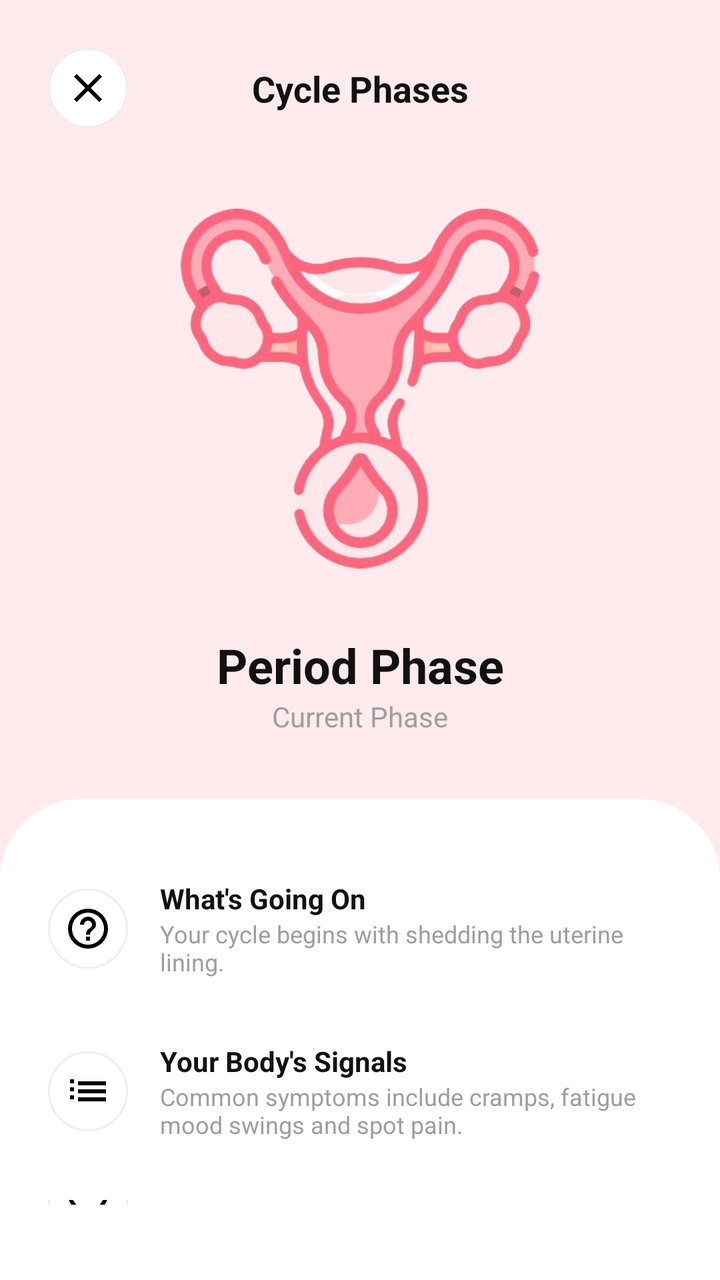
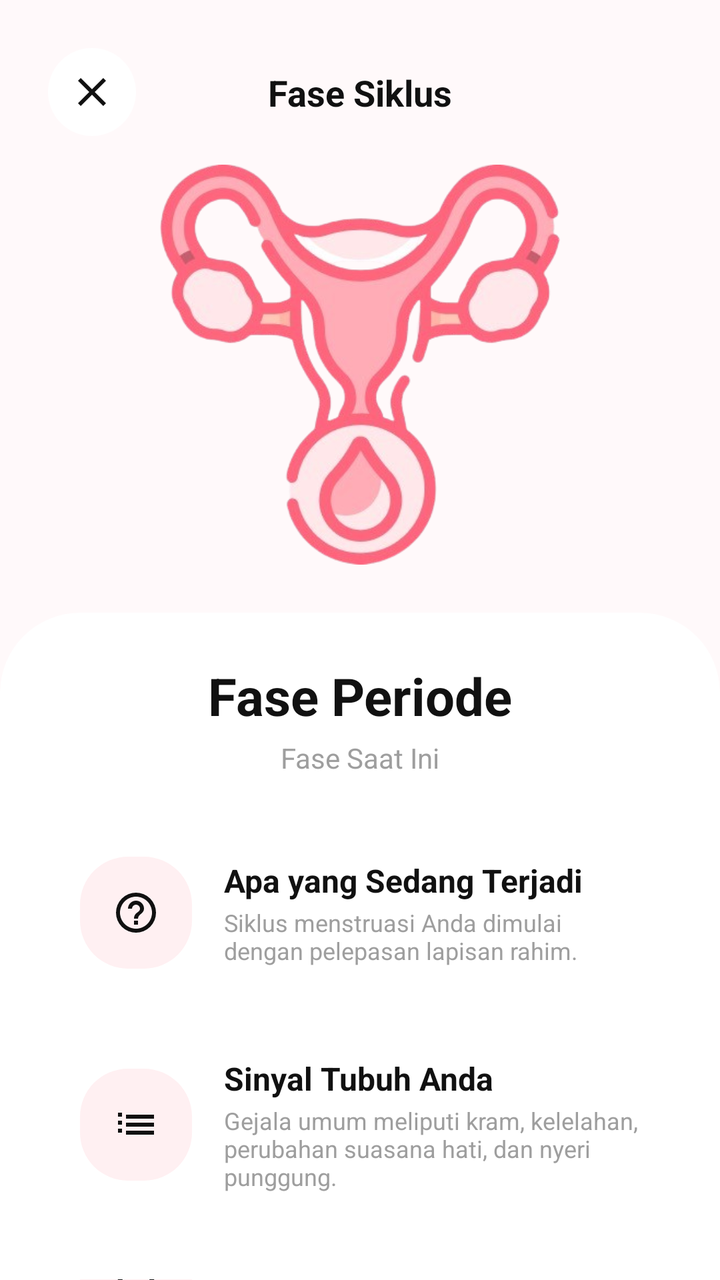

Before-and-after screenshots of an Android layout around one commit, followed by the original layout XML and the change that was made.
<!-- AndroidManifest.xml: application theme Theme.TrackerSiklusMenstruasi -->
<!-- res/layout/activity_phase_detail.xml -->
<?xml version="1.0" encoding="utf-8"?>
<androidx.constraintlayout.widget.ConstraintLayout xmlns:android="http://schemas.android.com/apk/res/android"
    xmlns:app="http://schemas.android.com/apk/res-auto"
    android:layout_width="match_parent"
    android:layout_height="match_parent"
    android:background="@color/peach_bg">

    <ImageButton
        android:id="@+id/btnClose"
        android:layout_width="40dp"
        android:layout_height="40dp"
        android:layout_marginStart="24dp"
        android:layout_marginTop="24dp"
        android:background="@drawable/bg_back_button"
        android:src="@drawable/ic_close"
        app:layout_constraintStart_toStartOf="parent"
        app:layout_constraintTop_toTopOf="parent"
        android:contentDescription="Close" />

    <TextView
        android:id="@+id/tvTitle"
        android:layout_width="wrap_content"
        android:layout_height="wrap_content"
        android:text="Cycle Phases"
        android:textColor="@color/black"
        android:textSize="18sp"
        android:textStyle="bold"
        app:layout_constraintBottom_toBottomOf="@id/btnClose"
        app:layout_constraintEnd_toEndOf="parent"
        app:layout_constraintStart_toStartOf="parent"
        app:layout_constraintTop_toTopOf="@id/btnClose" />

    <ImageView
        android:id="@+id/ivPhaseIcon"
        android:layout_width="180dp"
        android:layout_height="180dp"
        android:layout_marginTop="48dp"
        android:src="@drawable/ic_uterus_phase"
        app:layout_constraintEnd_toEndOf="parent"
        app:layout_constraintStart_toStartOf="parent"
        app:layout_constraintTop_toBottomOf="@id/tvTitle"
        android:contentDescription="Phase Icon" />

    <TextView
        android:id="@+id/tvPhaseName"
        android:layout_width="wrap_content"
        android:layout_height="wrap_content"
        android:layout_marginTop="32dp"
        android:text="Period Phase"
        android:textColor="@color/black"
        android:textSize="24sp"
        android:textStyle="bold"
        app:layout_constraintEnd_toEndOf="parent"
        app:layout_constraintStart_toStartOf="parent"
        app:layout_constraintTop_toBottomOf="@id/ivPhaseIcon" />

    <TextView
        android:id="@+id/tvPhaseStatus"
        android:layout_width="wrap_content"
        android:layout_height="wrap_content"
        android:text="Current Phase"
        android:textColor="@color/gray"
        android:textSize="14sp"
        app:layout_constraintEnd_toEndOf="parent"
        app:layout_constraintStart_toStartOf="parent"
        app:layout_constraintTop_toBottomOf="@id/tvPhaseName" />

    <LinearLayout
        android:layout_width="match_parent"
        android:layout_height="0dp"
        android:layout_marginTop="32dp"
        android:background="@drawable/bg_card"
        android:orientation="vertical"
        android:padding="24dp"
        app:layout_constraintBottom_toBottomOf="parent"
        app:layout_constraintTop_toBottomOf="@id/tvPhaseStatus">

        
        <LinearLayout
            android:layout_width="match_parent"
            android:layout_height="wrap_content"
            android:gravity="center_vertical"
            android:orientation="horizontal"
            android:paddingVertical="16dp">

            <ImageView
                android:layout_width="40dp"
                android:layout_height="40dp"
                android:background="@drawable/bg_back_button"
                android:padding="8dp"
                android:src="@drawable/ic_help"
                android:contentDescription="Help Icon" />

            <LinearLayout
                android:layout_width="0dp"
                android:layout_height="wrap_content"
                android:layout_marginStart="16dp"
                android:layout_weight="1"
                android:orientation="vertical">

                <TextView
                    android:layout_width="wrap_content"
                    android:layout_height="wrap_content"
                    android:text="What's Going On"
                    android:textColor="@color/black"
                    android:textStyle="bold" />

                <TextView
                    android:id="@+id/tvGoingOnDesc"
                    android:layout_width="wrap_content"
                    android:layout_height="wrap_content"
                    android:text="Your cycle begins with shedding the uterine lining."
                    android:textColor="@color/gray"
                    android:textSize="12sp" />
            </LinearLayout>
        </LinearLayout>

        
        <LinearLayout
            android:layout_width="match_parent"
            android:layout_height="wrap_content"
            android:gravity="center_vertical"
            android:orientation="horizontal"
            android:paddingVertical="16dp">

            <ImageView
                android:layout_width="40dp"
                android:layout_height="40dp"
                android:background="@drawable/bg_back_button"
                android:padding="8dp"
                android:src="@drawable/ic_list"
                android:contentDescription="List Icon" />

            <LinearLayout
                android:layout_width="0dp"
                android:layout_height="wrap_content"
                android:layout_marginStart="16dp"
                android:layout_weight="1"
                android:orientation="vertical">

                <TextView
                    android:layout_width="wrap_content"
                    android:layout_height="wrap_content"
                    android:text="Your Body's Signals"
                    android:textColor="@color/black"
                    android:textStyle="bold" />

                <TextView
                    android:id="@+id/tvSignalsDesc"
                    android:layout_width="wrap_content"
                    android:layout_height="wrap_content"
                    android:text="Common symptoms include cramps, fatigue mood swings and spot pain."
                    android:textColor="@color/gray"
                    android:textSize="12sp" />
            </LinearLayout>
        </LinearLayout>

        
        <LinearLayout
            android:layout_width="match_parent"
            android:layout_height="wrap_content"
            android:gravity="center_vertical"
            android:orientation="horizontal"
            android:paddingVertical="16dp">

            <ImageView
                android:layout_width="40dp"
                android:layout_height="40dp"
                android:background="@drawable/bg_back_button"
                android:padding="8dp"
                android:src="@drawable/ic_heart"
                android:contentDescription="Heart Icon" />

            <LinearLayout
                android:layout_width="0dp"
                android:layout_height="wrap_content"
                android:layout_marginStart="16dp"
                android:layout_weight="1"
                android:orientation="vertical">

                <TextView
                    android:layout_width="wrap_content"
                    android:layout_height="wrap_content"
                    android:text="Pregnancy Likelihood"
                    android:textColor="@color/black"
                    android:textStyle="bold" />

                <TextView
                    android:id="@+id/tvLikelihoodDesc"
                    android:layout_width="wrap_content"
                    android:layout_height="wrap_content"
                    android:text="Fertility start to increase as your body meets the egg."
                    android:textColor="@color/gray"
                    android:textSize="12sp" />
            </LinearLayout>
        </LinearLayout>

    </LinearLayout>

</androidx.constraintlayout.widget.ConstraintLayout>
<!-- resources referenced by this layout -->
<resources>
  <color name="black">#111111</color>
  <color name="gray">#9E9E9E</color>
  <color name="peach_bg">#FFEBED</color>
  <!-- drawable bg_back_button (drawable) -->
  <?xml version="1.0" encoding="utf-8"?>
  <shape xmlns:android="http://schemas.android.com/apk/res/android"
      android:shape="oval">
      <solid android:color="@android:color/white" />
      <stroke android:width="1dp" android:color="@color/stroke" />
  </shape>
  <!-- drawable bg_card (drawable) -->
  <?xml version="1.0" encoding="utf-8"?>
  <shape xmlns:android="http://schemas.android.com/apk/res/android">
      <solid android:color="@android:color/white" />
      <corners
          android:topLeftRadius="40dp"
          android:topRightRadius="40dp" />
  </shape>
  <!-- drawable ic_close (drawable) -->
  <vector xmlns:android="http://schemas.android.com/apk/res/android"
      android:width="24dp"
      android:height="24dp"
      android:viewportWidth="24"
      android:viewportHeight="24">
      <path
          android:fillColor="#000000"
          android:pathData="M19,6.41L17.59,5L12,10.59L6.41,5L5,6.41L10.59,12L5,17.59L6.41,19L12,13.41L17.59,19L19,17.59L13.41,12L19,6.41Z" />
  </vector>
  <!-- drawable ic_heart (drawable) -->
  <vector xmlns:android="http://schemas.android.com/apk/res/android"
      android:width="24dp"
      android:height="24dp"
      android:viewportWidth="24"
      android:viewportHeight="24">
      <path
          android:fillColor="#000000"
          android:pathData="M12.1,18.55L12,18.65L11.89,18.55C7.14,14.24 4,11.39 4,8.5C4,6.5 5.5,5 7.5,5C9.04,5 10.54,6 11.07,7.36H12.93C13.46,6 14.96,5 16.5,5C18.5,5 20,6.5 20,8.5C20,11.39 16.86,14.24 12.1,18.55M16.5,3C14.76,3 13.09,3.81 12,5.08C10.91,3.81 9.24,3 7.5,3C4.42,3 2,5.41 2,8.5C2,12.27 5.4,15.36 10.55,20.03L12,21.35L13.45,20.03C18.6,15.36 22,12.27 22,8.5C22,5.41 19.58,3 16.5,3Z" />
  </vector>
  <!-- drawable ic_help (drawable) -->
  <vector xmlns:android="http://schemas.android.com/apk/res/android"
      android:width="24dp"
      android:height="24dp"
      android:viewportWidth="24"
      android:viewportHeight="24">
      <path
          android:fillColor="#000000"
          android:pathData="M11,18H13V16H11V18M12,2A10,10 0 0,0 2,12A10,10 0 0,0 12,22A10,10 0 0,0 22,12A10,10 0 0,0 12,2M12,20C7.59,20 4,16.41 4,12C4,7.59 7.59,4 12,4C16.41,4 20,7.59 20,12C20,16.41 16.41,20 12,20M12,6A4,4 0 0,0 8,10H10A2,2 0 0,1 12,8A2,2 0 0,1 14,10C14,12 11,11.75 11,15H13C13,12.75 16,12.5 16,10A4,4 0 0,0 12,6Z" />
  </vector>
  <!-- drawable ic_list (drawable) -->
  <vector xmlns:android="http://schemas.android.com/apk/res/android"
      android:width="24dp"
      android:height="24dp"
      android:viewportWidth="24"
      android:viewportHeight="24">
      <path
          android:fillColor="#000000"
          android:pathData="M7,13H21V11H7V13M7,17H21V15H7V17M7,9H21V7H7V9M3,8H5V6H3V8M3,12H5V10H3V12M3,16H5V14H3V16Z" />
  </vector>
  <!-- drawable ic_uterus_phase: png bitmap (drawable, 138034 bytes) -->
  <style name="Theme.TrackerSiklusMenstruasi" parent="Base.Theme.TrackerSiklusMenstruasi">
          
          <item name="android:editTextColor">@color/pink_main</item>
          <item name="android:textColorPrimary">@color/pink_main</item>
      </style>
  <color name="stroke">#EEEEEE</color>
  <style name="Base.Theme.TrackerSiklusMenstruasi" parent="Theme.Material3.DayNight.NoActionBar">
          
          <item name="colorPrimary">@color/pink_main</item>
          <item name="colorControlNormal">@color/pink_main</item>
      </style>
  <color name="pink_main">#FF5C7A</color>
</resources>

<!-- the commit's change to res/layout/activity_phase_detail.xml (unified diff, before → after) -->
@@ -3,25 +3,27 @@
     xmlns:app="http://schemas.android.com/apk/res-auto"
     android:layout_width="match_parent"
     android:layout_height="match_parent"
-    android:background="@color/peach_bg">
+    android:background="#FFF9FA"> 
 
     <ImageButton
         android:id="@+id/btnClose"
-        android:layout_width="40dp"
-        android:layout_height="40dp"
+        android:layout_width="44dp"
+        android:layout_height="44dp"
         android:layout_marginStart="24dp"
         android:layout_marginTop="24dp"
-        android:background="@drawable/bg_back_button"
+        android:background="@drawable/bg_pill_white"
+        android:elevation="0dp"
         android:src="@drawable/ic_close"
         app:layout_constraintStart_toStartOf="parent"
         app:layout_constraintTop_toTopOf="parent"
+        app:tint="@color/black"
         android:contentDescription="Close" />
 
     <TextView
         android:id="@+id/tvTitle"
         android:layout_width="wrap_content"
         android:layout_height="wrap_content"
-        android:text="Cycle Phases"
+        android:text="Fase Siklus"
         android:textColor="@color/black"
         android:textSize="18sp"
         android:textStyle="bold"
@@ -32,169 +34,222 @@
 
     <ImageView
         android:id="@+id/ivPhaseIcon"
-        android:layout_width="180dp"
-        android:layout_height="180dp"
-        android:layout_marginTop="48dp"
+        android:layout_width="200dp"
+        android:layout_height="200dp"
+        android:layout_marginTop="24dp"
         android:src="@drawable/ic_uterus_phase"
         app:layout_constraintEnd_toEndOf="parent"
         app:layout_constraintStart_toStartOf="parent"
         app:layout_constraintTop_toBottomOf="@id/tvTitle"
         android:contentDescription="Phase Icon" />
 
-    <TextView
-        android:id="@+id/tvPhaseName"
-        android:layout_width="wrap_content"
-        android:layout_height="wrap_content"
-        android:layout_marginTop="32dp"
-        android:text="Period Phase"
-        android:textColor="@color/black"
-        android:textSize="24sp"
-        android:textStyle="bold"
-        app:layout_constraintEnd_toEndOf="parent"
-        app:layout_constraintStart_toStartOf="parent"
-        app:layout_constraintTop_toBottomOf="@id/ivPhaseIcon" />
-
-    <TextView
-        android:id="@+id/tvPhaseStatus"
-        android:layout_width="wrap_content"
-        android:layout_height="wrap_content"
-        android:text="Current Phase"
-        android:textColor="@color/gray"
-        android:textSize="14sp"
-        app:layout_constraintEnd_toEndOf="parent"
-        app:layout_constraintStart_toStartOf="parent"
-        app:layout_constraintTop_toBottomOf="@id/tvPhaseName" />
-
-    <LinearLayout
+    <androidx.cardview.widget.CardView
         android:layout_width="match_parent"
         android:layout_height="0dp"
-        android:layout_marginTop="32dp"
-        android:background="@drawable/bg_card"
-        android:orientation="vertical"
-        android:padding="24dp"
+        android:layout_marginTop="24dp"
+        android:layout_marginHorizontal="0dp"
+        android:layout_marginBottom="-40dp"
+        app:cardCornerRadius="40dp"
+        app:cardElevation="0dp"
+        app:cardBackgroundColor="@color/white"
         app:layout_constraintBottom_toBottomOf="parent"
-        app:layout_constraintTop_toBottomOf="@id/tvPhaseStatus">
-
-        
+        app:layout_constraintTop_toBottomOf="@id/ivPhaseIcon">
+
         <LinearLayout
             android:layout_width="match_parent"
-            android:layout_height="wrap_content"
-            android:gravity="center_vertical"
-            android:orientation="horizontal"
-            android:paddingVertical="16dp">
-
-            <ImageView
-                android:layout_width="40dp"
-                android:layout_height="40dp"
-                android:background="@drawable/bg_back_button"
-                android:padding="8dp"
-                android:src="@drawable/ic_help"
-                android:contentDescription="Help Icon" />
-
-            <LinearLayout
-                android:layout_width="0dp"
-                android:layout_height="wrap_content"
-                android:layout_marginStart="16dp"
-                android:layout_weight="1"
-                android:orientation="vertical">
-
-                <TextView
-                    android:layout_width="wrap_content"
+            android:layout_height="match_parent"
+            android:orientation="vertical"
+            android:padding="24dp">
+
+            <TextView
+                android:id="@+id/tvPhaseName"
+                android:layout_width="match_parent"
+                android:layout_height="wrap_content"
+                android:gravity="center"
+                android:text="Fase Periode"
+                android:textColor="@color/black"
+                android:textSize="26sp"
+                android:textStyle="bold" />
+
+            <TextView
+                android:id="@+id/tvPhaseStatus"
+                android:layout_width="match_parent"
+                android:layout_height="wrap_content"
+                android:gravity="center"
+                android:text="Fase Saat Ini"
+                android:textColor="@color/gray"
+                android:textSize="14sp"
+                android:layout_marginTop="4dp" />
+
+            
+            <androidx.cardview.widget.CardView
+                android:layout_width="match_parent"
+                android:layout_height="wrap_content"
+                android:layout_marginTop="24dp"
+                app:cardCornerRadius="16dp"
+                app:cardElevation="0dp"
+                app:cardBackgroundColor="@color/white"
+                app:strokeColor="#F0F0F0"
+                app:strokeWidth="1dp">
+
+                <LinearLayout
+                    android:layout_width="match_parent"
                     android:layout_height="wrap_content"
-                    android:text="What's Going On"
-                    android:textColor="@color/black"
-                    android:textStyle="bold" />
-
-                <TextView
-                    android:id="@+id/tvGoingOnDesc"
-                    android:layout_width="wrap_content"
+                    android:gravity="center_vertical"
+                    android:orientation="horizontal"
+                    android:padding="16dp">
+
+                    <FrameLayout
+                        android:layout_width="56dp"
+                        android:layout_height="56dp"
+                        android:background="@drawable/bg_pill_pink_light">
+                        <ImageView
+                            android:layout_width="24dp"
+                            android:layout_height="24dp"
+                            android:layout_gravity="center"
+                            android:src="@drawable/ic_help"
+                            app:tint="@color/black"
+                            android:contentDescription="Help Icon" />
+                    </FrameLayout>
+
+                    <LinearLayout
+                        android:layout_width="0dp"
+                        android:layout_height="wrap_content"
+                        android:layout_marginStart="16dp"
+                        android:layout_weight="1"
+                        android:orientation="vertical">
+                        <TextView
+                            android:layout_width="wrap_content"
+                            android:layout_height="wrap_content"
+                            android:text="Apa yang Sedang Terjadi"
+                            android:textColor="@color/black"
+                            android:textSize="16sp"
+                            android:textStyle="bold" />
+                        <TextView
+                            android:id="@+id/tvGoingOnDesc"
+                            android:layout_width="wrap_content"
+                            android:layout_height="wrap_content"
+                            android:text="Siklus menstruasi Anda dimulai dengan pelepasan lapisan rahim."
+                            android:textColor="@color/gray"
+                            android:textSize="12sp"
+                            android:layout_marginTop="2dp" />
+                    </LinearLayout>
+                </LinearLayout>
+            </androidx.cardview.widget.CardView>
+
+            
+            <androidx.cardview.widget.CardView
+                android:layout_width="match_parent"
+                android:layout_height="wrap_content"
+                android:layout_marginTop="12dp"
+                app:cardCornerRadius="16dp"
+                app:cardElevation="0dp"
+                app:cardBackgroundColor="@color/white"
+                app:strokeColor="#F0F0F0"
+                app:strokeWidth="1dp">
+
+                <LinearLayout
+                    android:layout_width="match_parent"
                     android:layout_height="wrap_content"
-                    android:text="Your cycle begins with shedding the uterine lining."
-                    android:textColor="@color/gray"
-                    android:textSize="12sp" />
-            </LinearLayout>
+                    android:gravity="center_vertical"
+                    android:orientation="horizontal"
+                    android:padding="16dp">
+
+                    <FrameLayout
+                        android:layout_width="56dp"
+                        android:layout_height="56dp"
+                        android:background="@drawable/bg_pill_pink_light">
+                        <ImageView
+                            android:layout_width="24dp"
+                            android:layout_height="24dp"
+                            android:layout_gravity="center"
+                            android:src="@drawable/ic_list"
+                            app:tint="@color/black"
+                            android:contentDescription="List Icon" />
+                    </FrameLayout>
+
+                    <LinearLayout
+                        android:layout_width="0dp"
+                        android:layout_height="wrap_content"
+                        android:layout_marginStart="16dp"
+                        android:layout_weight="1"
+                        android:orientation="vertical">
+                        <TextView
+                            android:layout_width="wrap_content"
+                            android:layout_height="wrap_content"
+                            android:text="Sinyal Tubuh Anda"
+                            android:textColor="@color/black"
+                            android:textSize="16sp"
+                            android:textStyle="bold" />
+                        <TextView
+                            android:id="@+id/tvSignalsDesc"
+                            android:layout_width="wrap_content"
+                            android:layout_height="wrap_content"
+                            android:text="Gejala umum meliputi kram, kelelahan, perubahan suasana hati, dan nyeri punggung."
+                            android:textColor="@color/gray"
+                            android:textSize="12sp"
+                            android:layout_marginTop="2dp" />
+                    </LinearLayout>
+                </LinearLayout>
+            </androidx.cardview.widget.CardView>
+
+            
+            <androidx.cardview.widget.CardView
+                android:layout_width="match_parent"
+                android:layout_height="wrap_content"
+                android:layout_marginTop="12dp"
+                app:cardCornerRadius="16dp"
+                app:cardElevation="0dp"
+                app:cardBackgroundColor="@color/white"
+                app:strokeColor="#F0F0F0"
+                app:strokeWidth="1dp">
+
+                <LinearLayout
+                    android:layout_width="match_parent"
+                    android:layout_height="wrap_content"
+                    android:gravity="center_vertical"
+                    android:orientation="horizontal"
+                    android:padding="16dp">
+
+                    <FrameLayout
+                        android:layout_width="56dp"
+                        android:layout_height="56dp"
+                        android:background="@drawable/bg_pill_pink_light">
+                        <ImageView
+                            android:layout_width="24dp"
+                            android:layout_height="24dp"
+                            android:layout_gravity="center"
+                            android:src="@drawable/ic_heart"
+                            app:tint="@color/black"
+                            android:contentDescription="Heart Icon" />
+                    </FrameLayout>
+
+                    <LinearLayout
+                        android:layout_width="0dp"
+                        android:layout_height="wrap_content"
+                        android:layout_marginStart="16dp"
+                        android:layout_weight="1"
+                        android:orientation="vertical">
+                        <TextView
+                            android:layout_width="wrap_content"
+                            android:layout_height="wrap_content"
+                            android:text="Kemungkinan Kehamilan"
+                            android:textColor="@color/black"
+                            android:textSize="16sp"
+                            android:textStyle="bold" />
+                        <TextView
+                            android:id="@+id/tvLikelihoodDesc"
+                            android:layout_width="wrap_content"
+                            android:layout_height="wrap_content"
+                            android:text="Tingkat kesuburan berada pada titik terendah saat tubuh Anda melepaskan sel telur."
+                            android:textColor="@color/gray"
+                            android:textSize="12sp"
+                            android:layout_marginTop="2dp" />
+                    </LinearLayout>
+                </LinearLayout>
+            </androidx.cardview.widget.CardView>
+
         </LinearLayout>
-
-        
-        <LinearLayout
-            android:layout_width="match_parent"
-            android:layout_height="wrap_content"
-            android:gravity="center_vertical"
-            android:orientation="horizontal"
-            android:paddingVertical="16dp">
-
-            <ImageView
-                android:layout_width="40dp"
-                android:layout_height="40dp"
-                android:background="@drawable/bg_back_button"
-                android:padding="8dp"
-                android:src="@drawable/ic_list"
-                android:contentDescription="List Icon" />
-
-            <LinearLayout
-                android:layout_width="0dp"
-                android:layout_height="wrap_content"
-                android:layout_marginStart="16dp"
-                android:layout_weight="1"
-                android:orientation="vertical">
-
-                <TextView
-                    android:layout_width="wrap_content"
-                    android:layout_height="wrap_content"
-                    android:text="Your Body's Signals"
-                    android:textColor="@color/black"
-                    android:textStyle="bold" />
-
-                <TextView
-                    android:id="@+id/tvSignalsDesc"
-                    android:layout_width="wrap_content"
-                    android:layout_height="wrap_content"
-                    android:text="Common symptoms include cramps, fatigue mood swings and spot pain."
-                    android:textColor="@color/gray"
-                    android:textSize="12sp" />
-            </LinearLayout>
-        </LinearLayout>
-
-        
-        <LinearLayout
-            android:layout_width="match_parent"
-            android:layout_height="wrap_content"
-            android:gravity="center_vertical"
-            android:orientation="horizontal"
-            android:paddingVertical="16dp">
-
-            <ImageView
-                android:layout_width="40dp"
-                android:layout_height="40dp"
-                android:background="@drawable/bg_back_button"
-                android:padding="8dp"
-                android:src="@drawable/ic_heart"
-                android:contentDescription="Heart Icon" />
-
-            <LinearLayout
-                android:layout_width="0dp"
-                android:layout_height="wrap_content"
-                android:layout_marginStart="16dp"
-                android:layout_weight="1"
-                android:orientation="vertical">
-
-                <TextView
-                    android:layout_width="wrap_content"
-                    android:layout_height="wrap_content"
-                    android:text="Pregnancy Likelihood"
-                    android:textColor="@color/black"
-                    android:textStyle="bold" />
-
-                <TextView
-                    android:id="@+id/tvLikelihoodDesc"
-                    android:layout_width="wrap_content"
-                    android:layout_height="wrap_content"
-                    android:text="Fertility start to increase as your body meets the egg."
-                    android:textColor="@color/gray"
-                    android:textSize="12sp" />
-            </LinearLayout>
-        </LinearLayout>
-
-    </LinearLayout>
+    </androidx.cardview.widget.CardView>
 
 </androidx.constraintlayout.widget.ConstraintLayout>
<!-- resource entries referenced after the edit -->
@@ -2,21 +2,18 @@
 <resources>
   <color name="black">#111111</color>
   <color name="gray">#9E9E9E</color>
-  <color name="peach_bg">#FFEBED</color>
-  <!-- drawable bg_back_button (drawable) -->
-  <?xml version="1.0" encoding="utf-8"?>
-  <shape xmlns:android="http://schemas.android.com/apk/res/android"
-      android:shape="oval">
-      <solid android:color="@android:color/white" />
-      <stroke android:width="1dp" android:color="@color/stroke" />
-  </shape>
-  <!-- drawable bg_card (drawable) -->
+  <color name="white">#FFFFFF</color>
+  <!-- drawable bg_pill_pink_light (drawable) -->
   <?xml version="1.0" encoding="utf-8"?>
   <shape xmlns:android="http://schemas.android.com/apk/res/android">
-      <solid android:color="@android:color/white" />
-      <corners
-          android:topLeftRadius="40dp"
-          android:topRightRadius="40dp" />
+      <solid android:color="#FFF0F2" />
+      <corners android:radius="24dp" />
+  </shape>
+  <!-- drawable bg_pill_white (drawable) -->
+  <?xml version="1.0" encoding="utf-8"?>
+  <shape xmlns:android="http://schemas.android.com/apk/res/android">
+      <solid android:color="@color/white" />
+      <corners android:radius="24dp" />
   </shape>
   <!-- drawable ic_close (drawable) -->
   <vector xmlns:android="http://schemas.android.com/apk/res/android"
@@ -64,7 +61,6 @@
           <item name="android:editTextColor">@color/pink_main</item>
           <item name="android:textColorPrimary">@color/pink_main</item>
       </style>
-  <color name="stroke">#EEEEEE</color>
   <style name="Base.Theme.TrackerSiklusMenstruasi" parent="Theme.Material3.DayNight.NoActionBar">
           
           <item name="colorPrimary">@color/pink_main</item>
